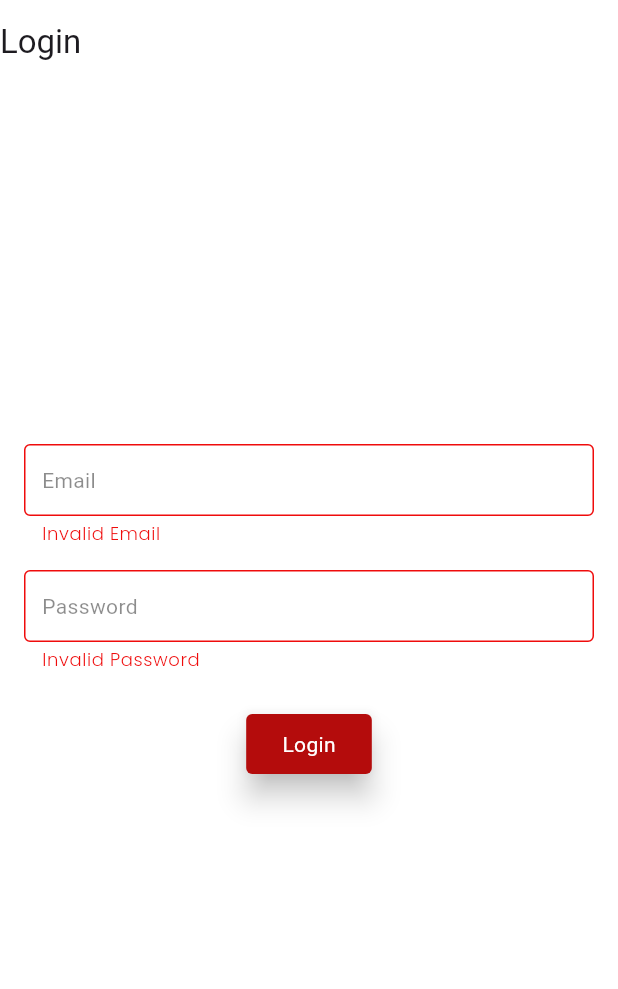
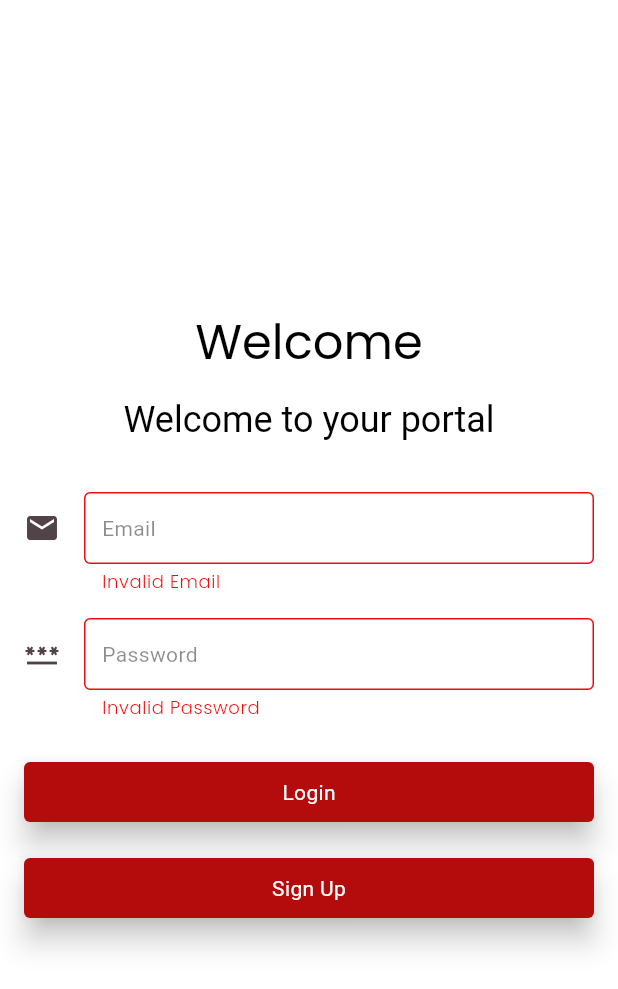
Before and after one commit to HeshanSandeepa/event_planner, a Flutter app: the screen it shows after launch, after a tap on "Login", on a phone screen of 412 x 824 dp. Shown: the top 989 px of the screen. Run offline on Flutter 3.47's test engine with Material 3 defaults, Android fonts, the phone set to English and light mode, and no system bars; our stand-ins replace bloc, dio, envied, equatable, firebase_auth, firebase_core and 7 more; accounts and stored records are empty; generated files the repository leaves out were written again.

Commit message:
proceed UI

```diff
--- a/lib/bloc_provider.dart
+++ b/lib/bloc_provider.dart
@@ -1,3 +1,4 @@
+import 'package:event_planner/src/shared/camera/data/camera_output_repository_impl.dart';
 import 'package:flutter/material.dart';
 import 'package:flutter_bloc/flutter_bloc.dart';
 import 'package:provider/provider.dart';
@@ -51,8 +52,8 @@ List<SingleChildWidget> createBlocProviders(BuildContext context) {
       create: (_) => FirebaseDataSourceImpl(FirebaseAuth.instance),
     ),
     Provider<AuthRepository>(
-      create:
-          (context) => AuthRepositoryImpl(context.read<FirebaseDataSource>()),
+      create: (context) =>
+          AuthRepositoryImpl(context.read<FirebaseDataSource>()),
     ),
     Provider<LoginUseCase>(
       create: (context) => LoginUseCase(context.read<AuthRepository>()),
@@ -61,8 +62,8 @@ List<SingleChildWidget> createBlocProviders(BuildContext context) {
       create: (context) => RegisterUseCase(context.read<AuthRepository>()),
     ),
     Provider<GetCurrentUserUseCase>(
-      create:
-          (context) => GetCurrentUserUseCase(context.read<AuthRepository>()),
+      create: (context) =>
+          GetCurrentUserUseCase(context.read<AuthRepository>()),
     ),
     Provider<SignOutUseCase>(
       create: (context) => SignOutUseCase(context.read<AuthRepository>()),
@@ -71,28 +72,24 @@ List<SingleChildWidget> createBlocProviders(BuildContext context) {
       create: (_) => PhotoDataSourceImpl(dioClient: getIt<DioClient>()),
     ),
     Provider<PhotoRepository>(
-      create:
-          (context) => PhotoRepositoryImpl(
+      create: (context) => PhotoRepositoryImpl(
         remoteDataSource: context.read<PhotoDataSource>(),
       ),
     ),
     Provider<GetPhotosUseCase>(
-      create:
-          (context) =>
+      create: (context) =>
           GetPhotosUseCase(repository: context.read<PhotoRepository>()),
     ),
     Provider<OrganiserDataSource>(
       create: (_) => OrganiserDataSourceImpl(dioClient: getIt<DioClient>()),
     ),
     Provider<OrganiserRepository>(
-      create:
-          (context) => OrganiserRepositoryImpl(
+      create: (context) => OrganiserRepositoryImpl(
         remoteDataSource: context.read<OrganiserDataSource>(),
       ),
     ),
     Provider<GetOrganiserUseCase>(
-      create:
-          (context) => GetOrganiserUseCase(
+      create: (context) => GetOrganiserUseCase(
         repository: context.read<OrganiserRepository>(),
       ),
     ),
@@ -100,29 +97,24 @@ List<SingleChildWidget> createBlocProviders(BuildContext context) {
       create: (_) => PostDataSourceImpl(dioClient: getIt<DioClient>()),
     ),
     Provider<PostRepository>(
-      create:
-          (context) => PostRepositoryImpl(
+      create: (context) => PostRepositoryImpl(
         remoteDataSource: context.read<PostDataSource>(),
       ),
     ),
     Provider<GetPostUseCase>(
-      create:
-          (context) =>
+      create: (context) =>
           GetPostUseCase(repository: context.read<PostRepository>()),
     ),
     Provider<CommentDataSource>(
       create: (_) => CommentDataSourceImpl(dioClient: getIt<DioClient>()),
     ),
     Provider<CommentRepository>(
-      create:
-          (context) => CommentRepositoryImpl(
+      create: (context) => CommentRepositoryImpl(
         remoteDataSource: context.read<CommentDataSource>(),
       ),
     ),
-
     BlocProvider<AuthenticateBloc>(
-      create:
-          (context) => AuthenticateBloc(
+      create: (context) => AuthenticateBloc(
         loginUseCase: context.read<LoginUseCase>(),
         registerUseCase: context.read<RegisterUseCase>(),
         getCurrentUserUseCase: context.read<GetCurrentUserUseCase>(),
@@ -130,37 +122,42 @@ List<SingleChildWidget> createBlocProviders(BuildContext context) {
       )..add(GetCurrentUserRequested()),
     ),
     BlocProvider<PhotoBloc>(
-      create:
-          (context) =>
+      create: (context) =>
           PhotoBloc(getPhotosUseCase: context.read<GetPhotosUseCase>()),
     ),
     BlocProvider<OrganiserBloc>(
-      create:
-          (context) => OrganiserBloc(
+      create: (context) => OrganiserBloc(
         getOrganiserUseCase: context.read<GetOrganiserUseCase>(),
       ),
     ),
     BlocProvider<PostBloc>(
-      create:
-          (context) => PostBloc(getPostUseCase: context.read<GetPostUseCase>()),
+      create: (context) =>
+          PostBloc(getPostUseCase: context.read<GetPostUseCase>()),
     ),
     BlocProvider<CommentBloc>(
-      create:
-          (context) =>
+      create: (context) =>
           CommentBloc(getCommentUseCase: context.read<GetCommentUseCase>()),
     ),
+    Provider<UpdateProfileUseCase>(
+      create: (context) =>
+          UpdateProfileUseCase(authRepository: context.read<AuthRepository>()),
+    ),
+    Provider<UpdateProfileImageUseCase>(
+      create: (context) =>
+          UpdateProfileImageUseCase(authRepository: context.read<AuthRepository>()),
+    ),
     BlocProvider<ProfileBloc>(
-      create:
-          (context) => ProfileBloc(
+      create: (context) => ProfileBloc(
         updateProfileUseCase: context.read<UpdateProfileUseCase>(),
-            updateProfileImageUseCase:
-                context.read<UpdateProfileImageUseCase>(),
+        updateProfileImageUseCase: context.read<UpdateProfileImageUseCase>(),
         getCurrentUserUseCase: context.read<GetCurrentUserUseCase>(),
       ),
     ),
+    Provider<CameraOutputRepository>(
+      create: (context) => CameraOutputRepositoryImpl(),
+    ),
     BlocProvider<CameraBloc>(
-      create:
-          (context) => CameraBloc(
+      create: (context) => CameraBloc(
         cameraOutputRepository: context.read<CameraOutputRepository>(),
       ),
     ),
--- a/lib/main.dart
+++ b/lib/main.dart
@@ -1,14 +1,12 @@
+import 'package:event_planner/src/core/utils/strings.dart';
 import 'package:flutter/material.dart';
-import 'package:flutter_bloc/flutter_bloc.dart';
 import 'package:provider/provider.dart';
 import 'package:event_planner/bloc_provider.dart';
-import 'package:event_planner/home_page.dart';
 import 'package:event_planner/src/core/router/router.dart';
 import 'package:event_planner/src/core/theme/theme.dart';
 import 'package:firebase_core/firebase_core.dart';
-import 'package:event_planner/src/features/auth/presentation/welcome_page.dart';
-import 'package:event_planner/src/features/auth/presentation/bloc/authenticate_bloc.dart';
-import 'package:event_planner/src/features/auth/presentation/login_page.dart';
+
+import 'package:event_planner/src/shared/presentation/splash_page.dart';
 
 import 'firebase_options.dart';
 import 'locator.dart';
@@ -19,32 +17,22 @@ void main() async {
   await setupLocator();
   WidgetsFlutterBinding.ensureInitialized();
   await Firebase.initializeApp(options: DefaultFirebaseOptions.currentPlatform);
-  runApp(MyApp());
+  runApp(const EventPlannerApp());
 }
 
-class MyApp extends StatelessWidget {
-  const MyApp({super.key});
+class EventPlannerApp extends StatelessWidget {
+  const EventPlannerApp({super.key});
 
   @override
   Widget build(BuildContext context) {
     return MultiProvider(
       providers: createBlocProviders(context),
       child: MaterialApp(
-        title: 'Flutter Firebase Auth Clean Architecture',
+        title: Strings.title,
         debugShowCheckedModeBanner: false,
         theme: EventTheme.getTheme(context),
         onGenerateRoute: AppRouter.generateRoute,
-        home: BlocBuilder<AuthenticateBloc, AuthenticateState>(
-          builder: (context, state) {
-            if (state is InitialAuthenticated) {
-              return WelcomePage();
-            } else if (state is Authenticated) {
-              return HomePage();
-            } else {
-              return LoginPage();
-            }
-          },
-        ),
+        home: const SplashPage(),
       ),
     );
   }
--- a/lib/src/core/router/router.dart
+++ b/lib/src/core/router/router.dart
@@ -1,5 +1,5 @@
 import 'package:flutter/material.dart';
-import 'package:event_planner/home_page.dart';
+import 'package:event_planner/src/shared/presentation/home_page.dart';
 import 'package:event_planner/src/features/auth/presentation/info_page.dart';
 import 'package:event_planner/src/features/auth/presentation/login_page.dart';
 import 'package:event_planner/src/features/auth/presentation/profile_page.dart';
--- a/lib/src/core/utils/strings.dart
+++ b/lib/src/core/utils/strings.dart
@@ -1,5 +1,31 @@
 abstract final class Strings {
-  static const register = 'Don\'t have an account? Register';
+  static const title = 'Event Planner';
+  static const next = "Next";
+  static const back = "Back";
+
+  // login
+  static const hintEmail = 'Email';
+  static const hintPassword = 'Password';
+  static const hintConfirmPassword = 'Confirm Password';
+  static const welcome = 'Welcome';
+  static const welcomeTwo = 'Welcome to your portal';
+  static const signUp = 'Sign Up';
+  static const login = 'Login';
+
+  // Image
+  static const welcomeImage =
+      'You are logged for the first time and can upload a profile photo.';
+
+  // info
+  static const infoTitle =
+      'Personal Info';
+  static const infoSubTitle =
+      'You can add your personal data now or later';
+  static const hintFirstName = 'First Name';
+  static const hintLastName = 'Last Name';
+  static const hintPhone = 'Phone Number';
+  static const hintGmail = 'Email';
+  static const hintAddress = 'Address';
 
   static const invalidEmail = "Invalid Email";
   static const invalidPassword = "Invalid Password";
--- a/lib/src/features/auth/data/data_sources/firebase_data_source_impl.dart
+++ b/lib/src/features/auth/data/data_sources/firebase_data_source_impl.dart
@@ -21,7 +21,7 @@ class FirebaseDataSourceImpl implements FirebaseDataSource {
       return credential.user != null
           ? UserModel(uid: credential.user!.uid, email: credential.user!.email)
           : null;
-    } on firebase_auth.FirebaseAuthException catch (e) {
+    } on firebase_auth.FirebaseAuthException {
       rethrow;
     } catch (e) {
       rethrow;
@@ -41,7 +41,7 @@ class FirebaseDataSourceImpl implements FirebaseDataSource {
       return credential.user != null
           ? UserModel(uid: credential.user!.uid, email: credential.user!.email)
           : null;
-    } on firebase_auth.FirebaseAuthException catch (e) {
+    } on firebase_auth.FirebaseAuthException {
       rethrow;
     } catch (e) {
       rethrow;
--- a/lib/src/features/auth/presentation/bloc/authenticate_bloc.dart
+++ b/lib/src/features/auth/presentation/bloc/authenticate_bloc.dart
@@ -22,11 +22,11 @@ class AuthenticateBloc extends Bloc<AuthenticateEvent, AuthenticateState> {
     required RegisterUseCase registerUseCase,
     required GetCurrentUserUseCase getCurrentUserUseCase,
     required SignOutUseCase signOutUseCase,
-  }) : _loginUseCase = loginUseCase,
-       _registerUseCase = registerUseCase,
-       _getCurrentUserUseCase = getCurrentUserUseCase,
-       _signOutUseCase = signOutUseCase,
-       super(AuthInitial()) {
+  })  : _loginUseCase = loginUseCase,
+        _registerUseCase = registerUseCase,
+        _getCurrentUserUseCase = getCurrentUserUseCase,
+        _signOutUseCase = signOutUseCase,
+        super(AuthInitial()) {
     on<LoginRequested>(_onLoginRequested);
     on<RegisterRequested>(_onRegisterRequested);
     on<GetCurrentUserRequested>(_onGetCurrentUserRequested);
@@ -37,7 +37,6 @@ class AuthenticateBloc extends Bloc<AuthenticateEvent, AuthenticateState> {
     LoginRequested event,
     Emitter<AuthenticateState> emit,
   ) async {
-    emit(AuthLoading());
     try {
       final user = await _loginUseCase.execute(event.email, event.password);
       if (user != null) {
@@ -62,11 +61,7 @@ class AuthenticateBloc extends Bloc<AuthenticateEvent, AuthenticateState> {
     try {
       final user = await _registerUseCase.execute(event.email, event.password);
       if (user != null) {
-        if (user.photoUrl != null) {
-          emit(Authenticated(user: user));
-        } else {
-          emit(InitialAuthenticated(user: user));
-        }
+        add(LoginRequested(email: event.email, password: event.password));
       } else {
         emit(Unauthenticated());
       }
@@ -79,15 +74,10 @@ class AuthenticateBloc extends Bloc<AuthenticateEvent, AuthenticateState> {
     GetCurrentUserRequested event,
     Emitter<AuthenticateState> emit,
   ) async {
-    emit(AuthLoading());
     try {
       final user = await _getCurrentUserUseCase.execute();
       if (user != null) {
-        if (user.photoUrl != null) {
-          emit(Authenticated(user: user));
-        } else {
-          emit(InitialAuthenticated(user: user));
-        }
+        emit(Authenticated(user: user));
       } else {
         emit(Unauthenticated());
       }
@@ -100,7 +90,6 @@ class AuthenticateBloc extends Bloc<AuthenticateEvent, AuthenticateState> {
     SignOutRequested event,
     Emitter<AuthenticateState> emit,
   ) async {
-    emit(AuthLoading());
     try {
       await _signOutUseCase.execute();
       emit(Unauthenticated());
--- a/lib/src/features/auth/presentation/login_page.dart
+++ b/lib/src/features/auth/presentation/login_page.dart
@@ -4,6 +4,7 @@ import 'package:event_planner/src/core/utils/validator.dart';
 
 import '../../../core/router/app_route_enum.dart';
 import '../../../core/utils/strings.dart';
+import '../../../shared/widgets/loading_view.dart';
 import 'bloc/authenticate_bloc.dart';
 
 class LoginPage extends StatefulWidget {
@@ -18,8 +19,14 @@ class _LoginPageState extends State<LoginPage> {
   final _emailController = TextEditingController();
   final _passwordController = TextEditingController();
 
-  _pushSignUpPage() {
-    Navigator.pushNamed(context, AppRouteEnum.signUpPage.name);
+  _pushSignUp() {
+    Navigator.pushNamedAndRemoveUntil(
+        context, AppRouteEnum.signUpPage.name, (Route<dynamic> route) => false);
+  }
+
+  _pushHome(BuildContext context) {
+    Navigator.pushNamedAndRemoveUntil(
+        context, AppRouteEnum.homePage.name, (Route<dynamic> route) => false);
   }
 
   _login() {
@@ -38,38 +45,49 @@ class _LoginPageState extends State<LoginPage> {
   @override
   Widget build(BuildContext context) {
     return Scaffold(
-      appBar: AppBar(title: Text('Login')),
       body: BlocConsumer<AuthenticateBloc, AuthenticateState>(
         listener: (context, state) {
           if (state is Authenticated) {
-            ScaffoldMessenger.of(context).showSnackBar(
-              SnackBar(
-                content: Text('Login successful! User ID: ${state.user.uid}'),
-              ),
-            );
+            _pushHome(context);
+
             // Navigate to home screen
           } else if (state is AuthFailure) {
             ScaffoldMessenger.of(context).showSnackBar(
-              SnackBar(content: Text('Login failed: ${state.message}')),
+              SnackBar(content: Text('${state.message}')),
             );
           }
         },
         builder: (context, state) {
-          if (state is AuthLoading) {
-            return Center(child: CircularProgressIndicator());
-          }
           return Padding(
             padding: const EdgeInsets.all(16.0),
             child: Form(
               key: _formKey,
               child: Column(
                 mainAxisAlignment: MainAxisAlignment.center,
+                crossAxisAlignment: CrossAxisAlignment.stretch,
                 children: [
+                  Text(
+                    Strings.welcome,
+                    style: Theme.of(context).textTheme.headlineLarge,
+                    textAlign: TextAlign.center,
+                  ),
+                  const SizedBox(height: 16),
+                  Text(
+                    Strings.welcomeTwo,
+                    style: Theme.of(context).textTheme.headlineSmall,
+                    textAlign: TextAlign.center,
+                  ),
+                  const SizedBox(height: 32),
                   TextFormField(
                     controller: _emailController,
                     autofocus: true,
                     keyboardType: TextInputType.emailAddress,
-                    decoration: InputDecoration(labelText: 'Email'),
+                    decoration: const InputDecoration(
+                      labelText: Strings.hintEmail,
+                      icon: Icon(
+                        Icons.mail,
+                      ),
+                    ),
                     validator: (value) {
                       if (value == null || value.isEmpty) {
                         return Strings.invalidEmail;
@@ -80,11 +98,16 @@ class _LoginPageState extends State<LoginPage> {
                       return null;
                     },
                   ),
-                  SizedBox(height: 16),
+                  const SizedBox(height: 16),
                   TextFormField(
                     controller: _passwordController,
                     obscureText: true,
-                    decoration: InputDecoration(labelText: 'Password'),
+                    decoration: const InputDecoration(
+                      labelText: Strings.hintPassword,
+                      icon: Icon(
+                        Icons.password,
+                      ),
+                    ),
                     validator: (value) {
                       if (value == null || value.isEmpty) {
                         return Strings.invalidPassword;
@@ -95,19 +118,20 @@ class _LoginPageState extends State<LoginPage> {
                       return null;
                     },
                   ),
-                  SizedBox(height: 24),
+                  const SizedBox(height: 24),
+                  if (state is AuthLoading) const Center(child: LoadingView()),
                   ElevatedButton(
                     onPressed: () {
                       _login();
                     },
-                    child: Text('Login'),
+                    child: const Text(Strings.login),
                   ),
-                  SizedBox(height: 16),
-                  TextButton(
+                  const SizedBox(height: 16),
+                  ElevatedButton(
                     onPressed: () {
-                      _pushSignUpPage();
+                      _pushSignUp();
                     },
-                    child: Text(Strings.register),
+                    child: const Text(Strings.signUp),
                   ),
                 ],
               ),
--- /dev/null
+++ b/lib/src/shared/presentation/splash_page.dart
@@ -0,0 +1,55 @@
+import 'package:flutter/material.dart';
+import 'package:flutter_bloc/flutter_bloc.dart';
+
+import '../../core/router/app_route_enum.dart';
+import '../../core/utils/strings.dart';
+import '../../features/auth/presentation/bloc/authenticate_bloc.dart';
+
+class SplashPage extends StatefulWidget {
+  const SplashPage({super.key});
+
+  @override
+  State<SplashPage> createState() => _SplashPageState();
+}
+
+class _SplashPageState extends State<SplashPage> {
+  @override
+  void initState() {
+    WidgetsBinding.instance.addPostFrameCallback((_) {
+      _getCurrentUser(context);
+    });
+    super.initState();
+  }
+
+  _pushLogin(BuildContext context) {
+    Navigator.pushNamed(context, AppRouteEnum.loginPage.name);
+  }
+
+  _pushHome(BuildContext context) {
+    Navigator.pushNamed(context, AppRouteEnum.homePage.name);
+  }
+
+  _getCurrentUser(BuildContext context) {
+    BlocProvider.of<AuthenticateBloc>(context).add(GetCurrentUserRequested());
+  }
+
+  @override
+  Widget build(BuildContext context) {
+    return Scaffold(
+      body: BlocListener<AuthenticateBloc, AuthenticateState>(
+          listener: (context, state) {
+            if (state is Authenticated) {
+              _pushHome(context);
+              // Navigate to home screen
+            } else {
+              _pushLogin(context);
+            }
+          },
+          child: Text(
+            Strings.welcome,
+            style: Theme.of(context).textTheme.headlineLarge,
+            textAlign: TextAlign.center,
+          )),
+    );
+  }
+}
--- a/lib/src/shared/presentation/widgets/loading_view.dart
+++ b/lib/src/shared/widgets/loading_view.dart
@@ -9,7 +9,7 @@ final class LoadingView extends StatelessWidget {
     super.key,
     this.size = 20,
     this.strokeWidth = 2,
-    this.strokeColor = Colors.white,
+    this.strokeColor = Colors.black,
   });
 
   @override
```
Also changed, not shown: lib/src/features/auth/presentation/info_page.dart (+24 -14 lines), lib/src/features/auth/presentation/profile_page.dart (+11 -17 lines), lib/src/features/auth/presentation/sign_up_page.dart (+39 -26 lines), lib/src/features/auth/presentation/welcome_page.dart (+36 -20 lines), lib/src/shared/presentation/home_page.dart (renamed from lib/home_page.dart, +6 -5 lines), lib/src/shared/presentation/widgets/arrow_back_button_widget.dart (deleted, +0 -28 lines), lib/src/shared/presentation/widgets/i_spacer.dart (deleted, +0 -13 lines), lib/src/shared/widgets/drawer_view.dart (renamed from lib/drawer_view.dart), lib/src/shared/widgets/notice_view.dart (renamed from lib/src/shared/presentation/widgets/notice_view.dart), 1 other file. Lines whose indentation alone changed are shown as unchanged.
